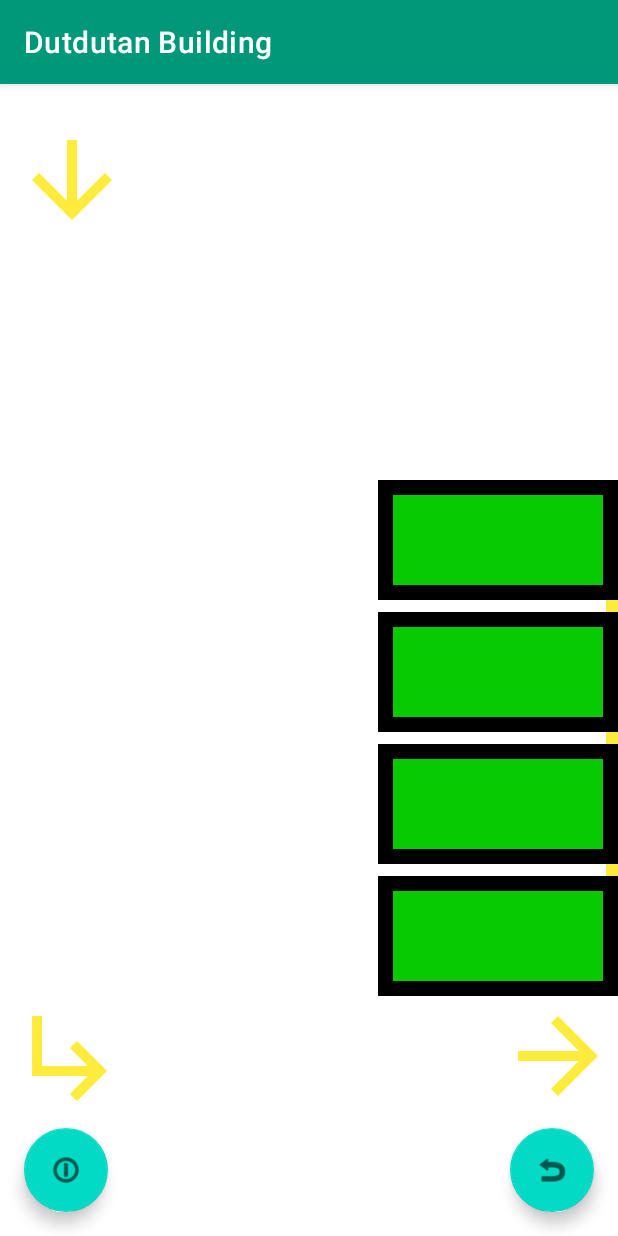
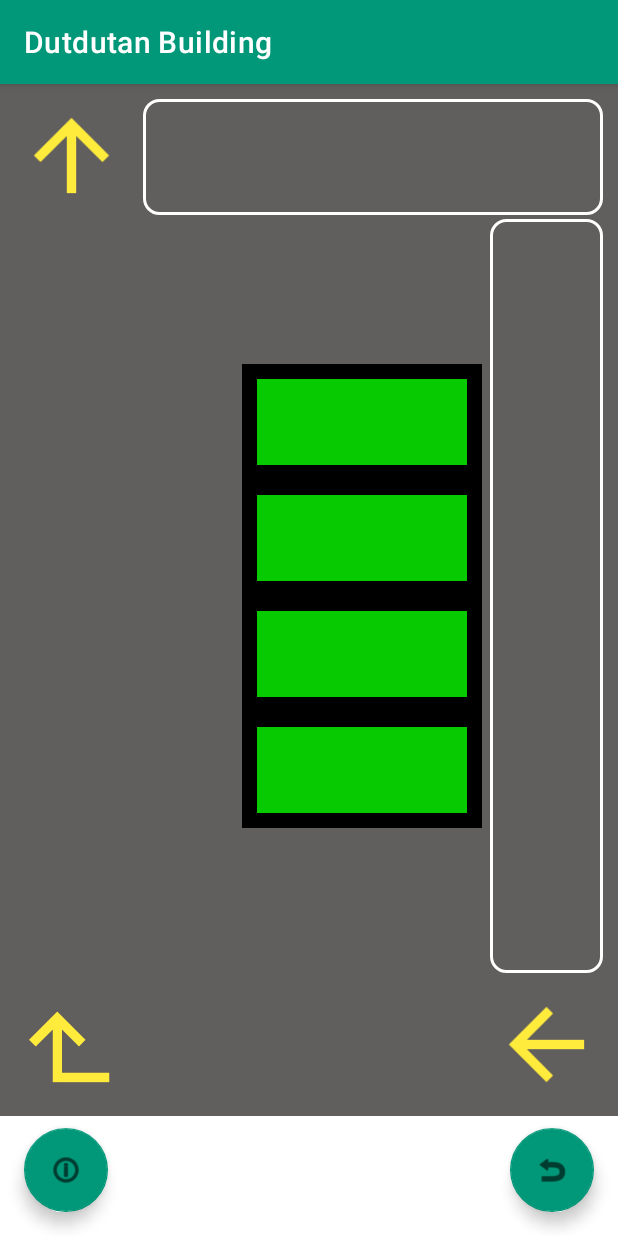
Before and after one commit to blankCodr/IoTBasedSmartParkingSystem, an Android app: the park2 screen opened directly, with no data from a screen before it, on a phone screen of 412 x 824 dp. Run offline under Robolectric (Android 15) with nearby library versions, the light colour scheme and no system bars; our stand-ins replace Volley.

Commit message:
Tangina ayoko na, problem in activity_park2.xml layout scaling, fuckshet

```diff
--- /dev/null
+++ b/app/src/main/res/drawable/ic_baseline_subdirectory_arrow_left_24.xml
@@ -0,0 +1,12 @@
+<vector xmlns:android="http://schemas.android.com/apk/res/android"
+    xmlns:tools="http://schemas.android.com/tools"
+    android:width="24dp"
+    android:height="24dp"
+    android:viewportWidth="24"
+    android:viewportHeight="24"
+    android:tint="@color/yellow"
+    tools:ignore="VectorRaster">
+  <path
+      android:fillColor="@color/white"
+      android:pathData="M11,9l1.42,1.42L8.83,14H18V4h2v12H8.83l3.59,3.58L11,21l-6,-6 6,-6z"/>
+</vector>
--- a/app/src/main/res/layout/activity_park2.xml
+++ b/app/src/main/res/layout/activity_park2.xml
@@ -6,137 +6,151 @@
     android:layout_height="match_parent"
     tools:context=".park2">
 
-    <com.google.android.material.appbar.AppBarLayout
-        android:layout_width="match_parent"
-        android:layout_height="wrap_content"
-        android:theme="@style/Theme.EGG.AppBarOverlay">
-
-        <androidx.appcompat.widget.Toolbar
-            android:id="@+id/toolbar"
-            android:layout_width="match_parent"
-            android:layout_height="?attr/actionBarSize"
-            android:background="?attr/colorPrimary"
-            app:popupTheme="@style/Theme.EGG.PopupOverlay" />
-
-    </com.google.android.material.appbar.AppBarLayout>
-
     <include layout="@layout/content_park2" />
 
     <com.google.android.material.floatingactionbutton.FloatingActionButton
         android:id="@+id/return_fab"
         android:layout_width="wrap_content"
         android:layout_height="wrap_content"
+        app:backgroundTint="@color/lighter_green"
         android:layout_gravity="bottom|end"
         android:layout_margin="@dimen/fab_margin"
-        app:srcCompat="@android:drawable/ic_menu_revert" />
+        app:srcCompat="@android:drawable/ic_menu_revert"
+        android:contentDescription="@string/revert_sign" />
 
     <com.google.android.material.floatingactionbutton.FloatingActionButton
         android:onClick="show_custom_popup"
         android:layout_width="wrap_content"
         android:layout_height="wrap_content"
+        app:backgroundTint="@color/lighter_green"
         android:layout_gravity="bottom"
         android:layout_margin="@dimen/fab_margin"
         app:srcCompat="@android:drawable/ic_menu_info_details"
-        android:contentDescription="@string/revert_sign" />
+        android:contentDescription="@string/info_dialog_box" />
 
-    <RelativeLayout
+    <LinearLayout
         android:layout_width="match_parent"
         android:layout_height="match_parent"
-        android:layout_marginVertical="@dimen/relative_layout_margin_vertical">
+        android:orientation="vertical">
 
-        <GridLayout
+        <com.google.android.material.appbar.AppBarLayout
             android:layout_width="match_parent"
-            android:layout_height="match_parent">
+            android:layout_height="wrap_content"
+            android:theme="@style/Theme.EGG.AppBarOverlay">
+
+            <androidx.appcompat.widget.Toolbar
+                android:id="@+id/toolbar"
+                android:layout_width="match_parent"
+                android:layout_height="?attr/actionBarSize"
+                android:background="?attr/colorPrimary"
+                app:popupTheme="@style/Theme.EGG.PopupOverlay" />
+
+        </com.google.android.material.appbar.AppBarLayout>
+
+        <RelativeLayout
+            android:layout_width="match_parent"
+            android:layout_height="match_parent"
+            android:layout_marginBottom="@dimen/relative_layout_margin_vertical"
+            android:background="@color/gray">
 
             <TextView
-                android:layout_width="80dp"
-                android:layout_height="80dp"
-                android:layout_marginLeft="@dimen/arrow_margin_left"
-                android:layout_marginStart="@dimen/arrow_margin_left"
-                android:background="@drawable/ic_baseline_arrow_downward_24"/>
+                android:id="@+id/arrow_1"
+                android:rotation="180"
+                android:layout_width="@dimen/arrow_size"
+                android:layout_height="@dimen/arrow_size"
+                android:layout_margin="@dimen/arrow_margin"
+                android:background="@drawable/ic_baseline_arrow_downward_24" />
 
             <TextView
-                android:layout_width="80dp"
-                android:layout_height="80dp"
-                android:layout_row="5"
-                android:layout_column="0"
-                android:layout_marginLeft="@dimen/arrow_margin_left"
-                android:layout_marginStart="@dimen/arrow_margin_left"
-                android:background="@drawable/ic_baseline_subdirectory_arrow_right_24" />
+                android:id="@+id/box_1"
+                android:layout_width="wrap_content"
+                android:layout_height="@dimen/box_size"
+                android:layout_toRightOf="@id/arrow_1"
+                android:layout_toEndOf="@id/arrow_1"
+                android:layout_alignRight="@id/arrow_3"
+                android:layout_alignEnd="@id/arrow_3"
+                android:layout_marginTop="10dp"
+                android:background="@drawable/box_style" />
 
             <TextView
-                android:layout_width="80dp"
-                android:layout_height="80dp"
-                android:layout_row="5"
-                android:layout_column="5"
-                android:rotation="-90"
+                android:id="@+id/box_2"
+                android:layout_width="wrap_content"
+                android:layout_height="@dimen/box_size"
+                android:layout_above="@+id/arrow_3"
+                android:layout_alignRight="@+id/arrow_3"
+                android:layout_alignEnd="@+id/arrow_3"
+                android:layout_alignLeft="@+id/arrow_3"
+                android:layout_alignStart="@id/arrow_3"
+                android:layout_alignTop="@+id/linear_layout_1"
+                android:layout_alignBottom="@+id/linear_layout_1"
+                android:background="@drawable/box_style" />
+
+            <TextView
+                android:id="@+id/arrow_2"
+                android:layout_width="@dimen/arrow_size"
+                android:layout_height="@dimen/arrow_size"
+                android:rotation="90"
+                android:layout_alignParentStart="true"
+                android:layout_alignParentLeft="true"
+                android:layout_alignParentBottom="true"
+                android:layout_gravity="bottom"
+                android:layout_margin="@dimen/arrow_margin"
+                android:background="@drawable/ic_baseline_subdirectory_arrow_left_24" />
+
+            <TextView
+                android:id="@+id/arrow_3"
+                android:layout_width="@dimen/arrow_size"
+                android:layout_height="@dimen/arrow_size"
+                android:rotation="90"
+                android:layout_margin="@dimen/arrow_margin"
+                android:layout_alignParentEnd="true"
+                android:layout_alignParentRight="true"
+                android:layout_alignParentBottom="true"
+                android:layout_gravity="bottom"
                 android:background="@drawable/ic_baseline_arrow_downward_24" />
 
-        </GridLayout>
+            <LinearLayout
+                android:id="@+id/linear_layout_1"
+                android:layout_width="wrap_content"
+                android:layout_height="wrap_content"
+                android:layout_toLeftOf="@+id/box_2"
+                android:layout_toStartOf="@+id/box_2"
+                android:layout_below="@id/box_1"
+                android:layout_above="@+id/arrow_3"
+                android:layout_marginTop="2.5dp"
+                android:layout_marginRight="5dp"
+                android:layout_marginEnd="5dp"
+                android:gravity="center"
+                android:orientation="vertical">
 
-        <TextView
-            android:id="@+id/park_space_1"
-            android:layout_width="@dimen/park_space_width"
-            android:layout_height="@dimen/park_space_height"
-            android:layout_above="@id/park_divider_1"
-            android:layout_alignParentRight="true"
-            android:layout_alignParentEnd="true"
-            android:background="@drawable/park_state_available" />
+                <TextView
+                    android:id="@+id/park_2_space_1"
+                    android:layout_width="@dimen/park_space_width"
+                    android:layout_height="@dimen/park_space_height_2"
+                    android:background="@drawable/park_state_available"/>
 
-        <TextView
-            android:id="@+id/park_divider_1"
-            android:layout_width="@dimen/park_divider_width"
-            android:layout_height="@dimen/park_divider_height"
-            android:layout_above="@id/park_space_2"
-            android:layout_alignParentRight="true"
-            android:layout_alignParentEnd="true"
-            android:background="@drawable/park_divider" />
+                <TextView
+                    android:id="@+id/park_2_space_2"
+                    android:layout_width="@dimen/park_space_width"
+                    android:layout_height="@dimen/park_space_height_2"
+                    android:background="@drawable/park_state_available"/>
 
-        <TextView
-            android:id="@+id/park_space_2"
-            android:layout_width="@dimen/park_space_width"
-            android:layout_height="@dimen/park_space_height"
-            android:layout_above="@id/park_divider_2"
-            android:layout_alignParentRight="true"
-            android:layout_alignParentEnd="true"
-            android:background="@drawable/park_state_available" />
+                <TextView
+                    android:id="@+id/park_2_space_3"
+                    android:layout_width="@dimen/park_space_width"
+                    android:layout_height="@dimen/park_space_height_2"
+                    android:background="@drawable/park_state_available"/>
 
-        <TextView
-            android:id="@+id/park_divider_2"
-            android:layout_width="@dimen/park_divider_width"
-            android:layout_height="@dimen/park_divider_height"
-            android:layout_above="@id/park_space_3"
-            android:layout_alignParentRight="true"
-            android:background="@drawable/park_divider" />
+                <TextView
+                    android:id="@+id/park_2_space_4"
+                    android:layout_width="@dimen/park_space_width"
+                    android:layout_height="@dimen/park_space_height_2"
+                    android:background="@drawable/park_state_available"/>
 
-        <TextView
-            android:id="@+id/park_space_3"
-            android:layout_width="@dimen/park_space_width"
-            android:layout_height="@dimen/park_space_height"
-            android:layout_above="@id/park_divider_3"
-            android:layout_alignParentRight="true"
-            android:layout_alignParentEnd="true"
-            android:background="@drawable/park_state_available" />
+            </LinearLayout>
 
-        <TextView
-            android:id="@+id/park_divider_3"
-            android:layout_width="@dimen/park_divider_width"
-            android:layout_height="@dimen/park_divider_height"
-            android:layout_above="@id/park_space_4"
-            android:layout_alignParentRight="true"
-            android:layout_alignParentEnd="true"
-            android:background="@drawable/park_divider" />
+        </RelativeLayout>
 
-        <TextView
-            android:id="@+id/park_space_4"
-            android:layout_width="@dimen/park_space_width"
-            android:layout_height="@dimen/park_space_height"
-            android:layout_alignParentRight="true"
-            android:layout_alignParentEnd="true"
-            android:layout_alignParentBottom="true"
-            android:layout_marginBottom="80dp"
-            android:background="@drawable/park_state_available" />
-
-    </RelativeLayout>
+    </LinearLayout>
 
 </androidx.coordinatorlayout.widget.CoordinatorLayout>
--- a/app/src/main/res/values/colors.xml
+++ b/app/src/main/res/values/colors.xml
@@ -13,5 +13,5 @@
     <color name="available">#07CA01</color>
     <color name="unavailable">#F44336</color>
     <color name="dark_blue">#2F333F</color>
-
+    <color name="test">#009879</color>
 </resources>
--- a/app/src/main/res/values/dimens.xml
+++ b/app/src/main/res/values/dimens.xml
@@ -3,6 +3,8 @@
     <dimen name="relative_layout_margin_vertical">80dp</dimen>
     <dimen name="arrow_margin">10dp</dimen>
     <dimen name="park_space_height">80dp</dimen>
+    <dimen name="park_space_height_2">77.5dp</dimen>
     <dimen name="park_space_width">160dp</dimen>
-    <dimen name="box_size_park_1">77.5dp</dimen>
+    <dimen name="box_size">77.5dp</dimen>
+    <dimen name="arrow_size">75dp</dimen>
 </resources>
--- a/app/src/main/res/values/strings.xml
+++ b/app/src/main/res/values/strings.xml
@@ -22,8 +22,9 @@
     <string name="info_title">INFO</string>
     <string name="box_1_parking_1_text">Office</string>
     <string name="box_2_parking_1_text">Lounge</string>
-    <string name="box_3_parking_1_text">Electrical</string>
+    <string name="box_3_parking_1_text">Off Limits</string>
     <string name="box_5_parking_1_text">Elevator</string>
     <string name="box_6_parking_1_text">Rest Room</string>
+    <string name="box_7_parking_1_text">Off Limits</string>
 
 </resources>
```
Also changed, not shown: app/src/main/java/com/example/egg/park1.java (+5 -14 lines), app/src/main/java/com/example/egg/park2.java (+6 -10 lines), app/src/main/res/layout/activity_park1.xml (+76 -60 lines).
